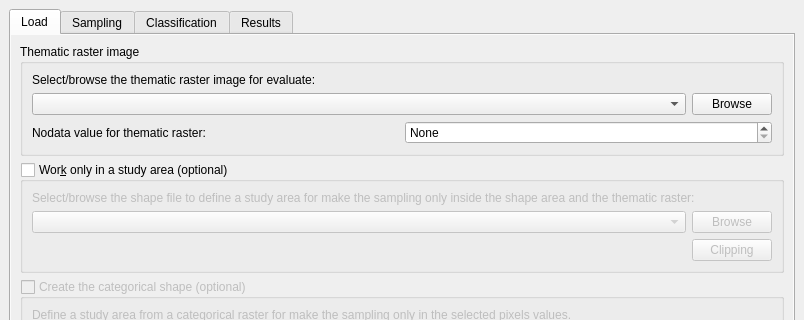
The window that ui/acatama_dockwidget.ui (SMByC/AcATaMa) describes before a commit, drawn with Qt 5; both pictures show x 0 to 804 and y 0 to 320 of the 804 by 1166 pixel window.
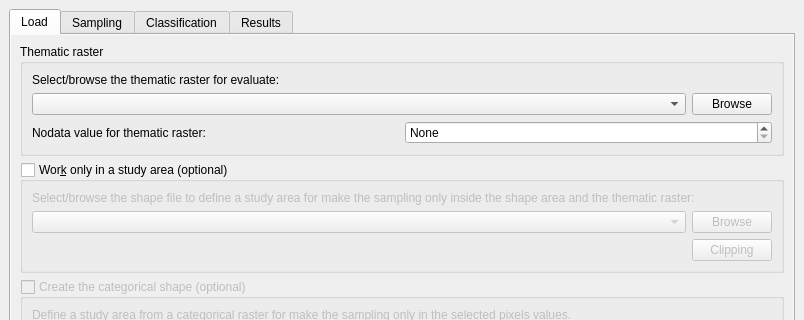
The same window after the commit. The open tabs and pages were chosen to show the change. Custom widgets are drawn as their Qt base class.

```diff
--- a/ui/acatama_dockwidget.ui
+++ b/ui/acatama_dockwidget.ui
@@ -55,13 +55,13 @@
             <item>
              <widget class="QGroupBox" name="groupBox_ThematicRaster">
               <property name="title">
-               <string>Thematic raster image</string>
+               <string>Thematic raster</string>
               </property>
               <layout class="QVBoxLayout" name="verticalLayout_3">
                <item>
                 <widget class="QLabel" name="label">
                  <property name="text">
-                  <string>Select/browse the thematic raster image for evaluate:</string>
+                  <string>Select/browse the thematic raster for evaluate:</string>
                  </property>
                  <property name="wordWrap">
                   <bool>true</bool>
```
Left out of the diff: 4 changed lines with no effect on the pictures.
